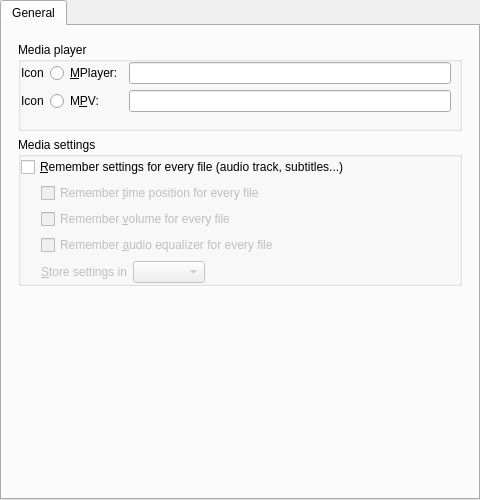
wilbert2000/wzplayer, file src/gui/pref/general.ui: the form before one commit.
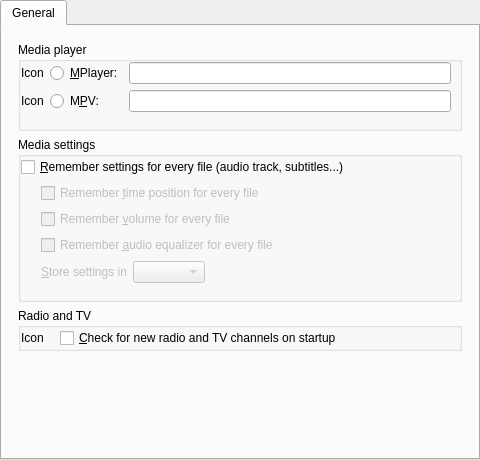
The form after the commit. Custom widgets are drawn as their Qt base class.

Commit message: Merge Radio and TV section into General section.

What changed in the file:
```diff
--- a/src/gui/pref/general.ui
+++ b/src/gui/pref/general.ui
@@ -7,7 +7,7 @@
     <x>0</x>
     <y>0</y>
     <width>480</width>
-    <height>500</height>
+    <height>460</height>
    </rect>
   </property>
   <layout class="QVBoxLayout">
@@ -111,7 +111,7 @@
            <number>8</number>
           </property>
           <property name="bottomMargin">
-           <number>0</number>
+           <number>16</number>
           </property>
           <item>
            <widget class="QCheckBox" name="remember_all_check">
@@ -216,6 +216,60 @@
          </layout>
         </widget>
        </item>
+       <item>
+        <widget class="QGroupBox" name="radio_tv_group">
+         <property name="title">
+          <string>Radio and TV</string>
+         </property>
+         <property name="flat">
+          <bool>true</bool>
+         </property>
+         <layout class="QHBoxLayout" name="horizontalLayout">
+          <property name="spacing">
+           <number>16</number>
+          </property>
+          <property name="leftMargin">
+           <number>0</number>
+          </property>
+          <property name="topMargin">
+           <number>0</number>
+          </property>
+          <property name="rightMargin">
+           <number>8</number>
+          </property>
+          <property name="bottomMargin">
+           <number>0</number>
+          </property>
+          <item>
+           <widget class="QLabel" name="radio_tv_icon_label">
+            <property name="text">
+             <string>Icon</string>
+            </property>
+           </widget>
+          </item>
+          <item>
+           <widget class="QCheckBox" name="radio_tv_rescan_check">
+            <property name="text">
+             <string>&amp;Check for new radio and TV channels on startup</string>
+            </property>
+           </widget>
+          </item>
+          <item>
+           <spacer name="horizontalSpacer">
+            <property name="orientation">
+             <enum>Qt::Horizontal</enum>
+            </property>
+            <property name="sizeHint" stdset="0">
+             <size>
+              <width>40</width>
+              <height>20</height>
+             </size>
+            </property>
+           </spacer>
+          </item>
+         </layout>
+        </widget>
+       </item>
        <item>
         <spacer>
          <property name="orientation">
```
Left out of the diff: 1 changed line with no effect on the pictures. The commit also changes 11 other files.
